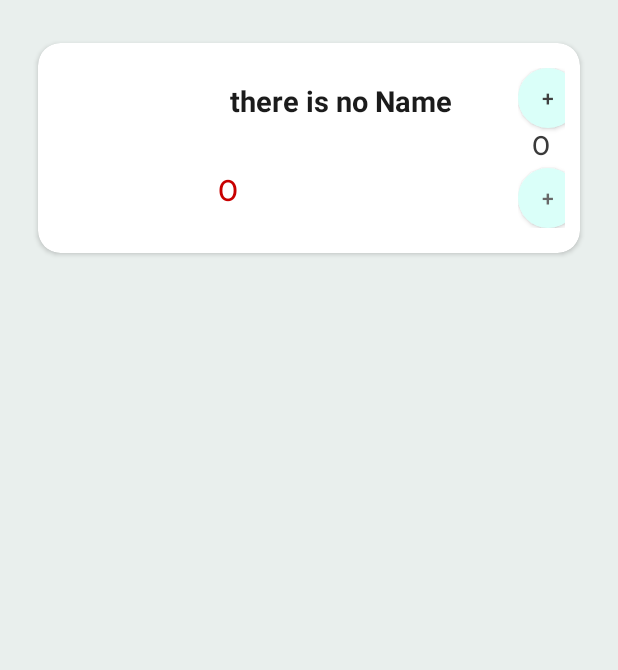
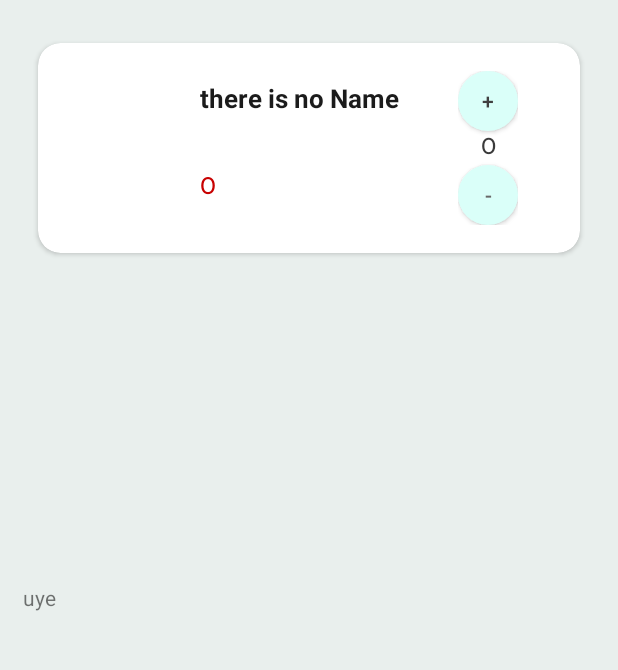
Before and after one commit to IsaacRajab/3elaj, an Android app: the home screen opened directly, with no data from a screen before it, after a tap on "CART", on a phone screen of 412 x 824 dp, the part 219-889 px from its top. Run offline under Robolectric (Android 15) with nearby library versions, the phone set to English and light mode, and no system bars; our stand-ins replace Volley.

Commit message:
Add argment to cart and UserData

```diff
--- a/app/build.gradle
+++ b/app/build.gradle
@@ -33,6 +33,7 @@ dependencies {
     implementation 'androidx.appcompat:appcompat:1.5.1'
     implementation 'com.google.android.material:material:1.7.0'
     implementation 'androidx.constraintlayout:constraintlayout:2.1.4'
+    implementation 'com.android.volley:volley:1.2.1'
     testImplementation 'junit:junit:4.13.2'
     androidTestImplementation 'androidx.test.ext:junit:1.1.4'
     androidTestImplementation 'androidx.test.espresso:espresso-core:3.5.0'
--- a/app/src/main/AndroidManifest.xml
+++ b/app/src/main/AndroidManifest.xml
@@ -1,7 +1,7 @@
 <?xml version="1.0" encoding="utf-8"?>
 <manifest xmlns:android="http://schemas.android.com/apk/res/android"
     xmlns:tools="http://schemas.android.com/tools">
-
+    <uses-permission android:name="android.permission.INTERNET"/>
     <application
         android:allowBackup="true"
         android:dataExtractionRules="@xml/data_extraction_rules"
--- a/app/src/main/java/com/example/a3elaj/Cart.java
+++ b/app/src/main/java/com/example/a3elaj/Cart.java
@@ -11,12 +11,26 @@ import android.os.Bundle;
 import android.view.View;
 import android.widget.Toast;
 
+import com.android.volley.Request;
+import com.android.volley.RequestQueue;
+import com.android.volley.Response;
+import com.android.volley.VolleyError;
+import com.android.volley.toolbox.JsonObjectRequest;
+import com.android.volley.toolbox.Volley;
+
+import org.json.JSONArray;
+import org.json.JSONException;
+import org.json.JSONObject;
+
 import java.util.ArrayList;
 
 public class Cart extends AppCompatActivity {
 
+    private RequestQueue mQueue;
+    private RecyclerView recyclerView;
+    CartAdapter adapter;
     ArrayList<Drugs> drugsListCart;
-    private RecyclerView recyclerView;
+
     private DrugsAdapter.RecyclerViewClickListener listener;
 
 
@@ -25,29 +39,61 @@ public class Cart extends AppCompatActivity {
         super.onCreate(savedInstanceState);
         setContentView(R.layout.activity_cart);
         recyclerView = findViewById(R.id.cartRecycler);
+
         drugsListCart = new ArrayList<>();
-        setDrugsData();
-        setAdapter();
 
+        adapter = new CartAdapter(this,ProductPage.drugsListCart);
+        recyclerView.setLayoutManager(new LinearLayoutManager(this));
+        recyclerView.setAdapter(adapter);
+
+
+        mQueue = Volley.newRequestQueue(this);
+       // parseJSON();
     }
 
-    private void setAdapter() {
-
-        CartAdapter adapter = new CartAdapter(this,ProductPage.drugsListCart);
-        recyclerView.setLayoutManager(new LinearLayoutManager(this));
-        recyclerView.setAdapter(adapter);
-    }
+//    private void parseJSON() {
+//        String url = "your_product_data_API_url";
+//
+//        JsonObjectRequest request = new JsonObjectRequest(Request.Method.GET, url, null,
+//                new Response.Listener<JSONObject>() {
+//                    @Override
+//                    public void onResponse(JSONObject response) {
+//                        try {
+//                            JSONArray jsonArray = response.getJSONArray("products");
+//
+//                            for (int i = 0; i < jsonArray.length(); i++) {
+//                                JSONObject product = jsonArray.getJSONObject(i);
+//
+//                                String productName = product.getString("product_name");
+//                                String productDescription = product.getString("product_description");
+//                                String productImage = product.getString("product_image");
+//
+//                                mProductList.add(new Product(productName, productDescription, productImage));
+//                            }
+//
+//                            mProductAdapter = new ProductAdapter(ProductDataActivity.this, mProductList);
+//                            mRecyclerView.setAdapter(mProductAdapter);
+//
+//                        } catch (JSONException e) {
+//                            e.printStackTrace();
+//                        }
+//                    }
+//                }, new Response.ErrorListener() {
+//            @Override
+//            public void onErrorResponse(VolleyError error) {
+//                error.printStackTrace();
+//            }
+//        });
+//
+//        mQueue.add(request);
+//    }
 
 
 
 
 
 
-    private void setDrugsData() {
 
-        drugsListCart.add(new Drugs(0,"Panadol Extra","Panadol Extra Advance Tablets provides extra effective " +
-                "pain relief from headaches, period pain and the aches & pains associated with colds & flu. Contains" +
-                " Paracetamol and Caffeine.",
-                R.drawable.panadolred,"40",30));
-    }
+
+
 }
--- a/app/src/main/java/com/example/a3elaj/ProductPage.java
+++ b/app/src/main/java/com/example/a3elaj/ProductPage.java
@@ -84,7 +84,7 @@ public class ProductPage extends AppCompatActivity {
                 int quantity = Integer.parseInt(pQuantity.getText().toString());
 
                 // create a new drug object with the data from the Product Page
-                Drugs drug = new Drugs(0, productName, productDisc, productImage, productPrice, quantity);
+                Drugs drug = new Drugs(0, productName, productDisc,"", productImage, productPrice, quantity);
 
                 // add the drug to the list of drugs in the cart
                 if (drugsListCart != null) {
--- a/app/src/main/java/com/example/a3elaj/home.java
+++ b/app/src/main/java/com/example/a3elaj/home.java
@@ -90,14 +90,14 @@ public class home extends AppCompatActivity {
 
 
     private void setDrugsData() {
-        drugsList.add(new Drugs(0,"Trofeen","For head pain after food",
+        drugsList.add(new Drugs(0,"Trofeen","For head pain after food","HeadPain",
                 R.drawable.truffen,"19",5));
         drugsList.add(new Drugs(0,"Banadol","Panadol is a medicinal product for use in pain" +
-                " of various origins, such as headache, migraine,",
+                " of various origins, such as headache, migraine,","infections",
                 R.drawable.panadol,"30",10));
         drugsList.add(new Drugs(0,"Panadol Extra","Panadol Extra Advance Tablets provides extra effective " +
                 "pain relief from headaches, period pain and the aches & pains associated with colds & flu. Contains" +
-                " Paracetamol and Caffeine.",
+                " Paracetamol and Caffeine.","antibiotics",
                 R.drawable.panadolred,"40",30));
     }
 
--- a/app/src/main/res/layout/activity_cart.xml
+++ b/app/src/main/res/layout/activity_cart.xml
@@ -37,6 +37,8 @@
 
             android:textSize="40dp" />
 
+
+
     </LinearLayout>
 
 
@@ -44,5 +46,11 @@
     <androidx.recyclerview.widget.RecyclerView
         android:id="@+id/cartRecycler"
         android:layout_width="match_parent"
-        android:layout_height="match_parent" />
+        android:layout_height="370dp"
+        />
+
+    <TextView
+        android:layout_width="match_parent"
+        android:layout_height="wrap_content"
+        android:text="uye"/>
 </androidx.appcompat.widget.LinearLayoutCompat>
--- a/app/src/main/res/layout/product_card_cart.xml
+++ b/app/src/main/res/layout/product_card_cart.xml
@@ -20,20 +20,20 @@
 
         <ImageView
             android:id="@+id/drugImgCard"
-            android:layout_width="90dp"
-            android:layout_height="90dp"
+            android:layout_width="70dp"
+            android:layout_height="70dp"
             android:layout_gravity="center"
             android:layout_marginHorizontal="10dp"
             android:src="@drawable/logo" />
 
         <LinearLayout
-            android:layout_width="200dp"
-            android:layout_height="wrap_content"
+            android:layout_width="180dp"
+            android:layout_height="90dp"
             android:orientation="vertical"
             android:layout_gravity="center"
             >
             <LinearLayout
-                android:layout_width="200dp"
+                android:layout_width="180dp"
                 android:layout_height="60dp"
                 android:orientation="vertical"
                 >
@@ -42,7 +42,7 @@
                 android:layout_width="match_parent"
                 android:layout_height="wrap_content"
                 android:text="@string/productnamecard"
-                android:textSize="19sp"
+                android:textSize="17sp"
                 android:paddingLeft="8dp"
                 android:textStyle="bold"
                 android:textColor="#1B1B1B"
@@ -51,10 +51,10 @@
             <TextView
                 android:id="@+id/drugDescriptionCard"
                 android:layout_width="match_parent"
-                android:layout_height="wrap_content"
+                android:layout_height="40dp"
                 android:text="Short Discription"
                 android:layout_gravity="center"
-                android:textSize="19sp"
+                android:textSize="15sp"
                 android:paddingLeft="8dp"
                 android:textColor="#1B1B1B"
                 />
@@ -67,7 +67,8 @@
                 android:fontFamily="@font/montserrat_medium"
                 android:text="@string/productpricecard"
                 android:textColor="#C80000"
-                android:textSize="20sp"
+                android:textSize="16sp"
+                android:paddingLeft="8dp"
 
                 />
         </LinearLayout>
@@ -97,7 +98,7 @@
                 android:text="0"
                 android:textAlignment="center"
                 android:textColor="#3A3A3A"
-                android:textSize="18sp"
+                android:textSize="15sp"
 
                 />
             <Button
@@ -107,7 +108,7 @@
                 android:textColor="#686868"
                 app:backgroundTint="#DAFFF9"
                 android:background="@drawable/radis"
-                android:text="+"
+                android:text="-"
 
                 />
 
```
Also changed, not shown: app/src/main/java/com/example/a3elaj/Drugs.java (+2 -15 lines), app/src/main/java/com/example/a3elaj/UsersData.java (+30 -1 lines), app/src/main/java/com/example/a3elaj/login.java (+31 -2 lines), app/src/main/res/font/montserrat.xml (line endings or trailing spaces).
